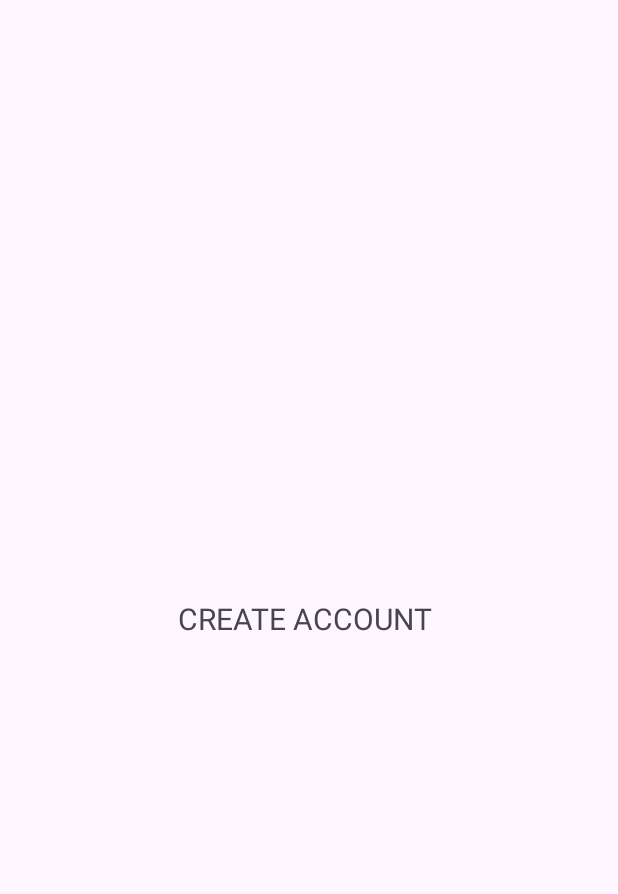
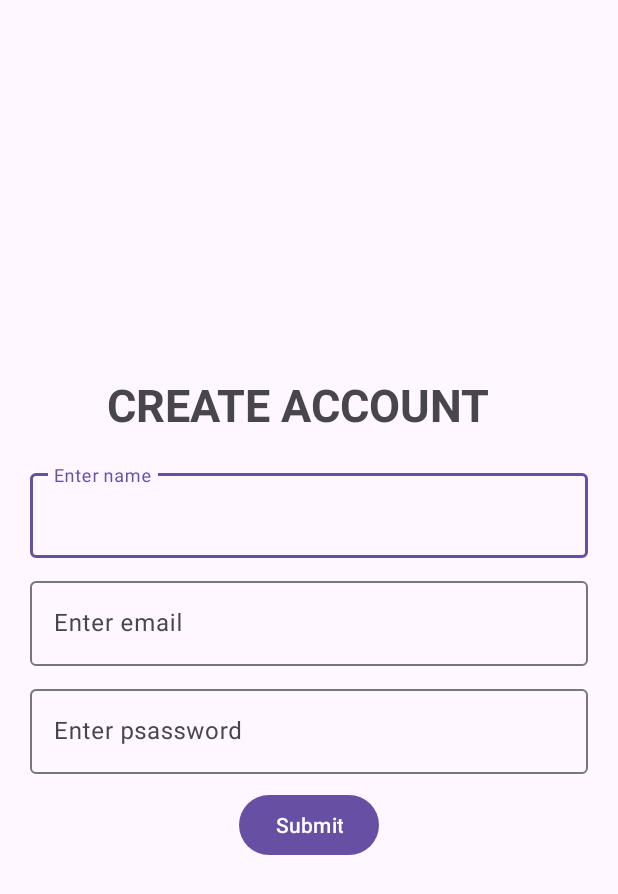
Before and after one commit to a-lexandra/notes_speech, an Android app: the create_account screen opened directly, with no data from a screen before it, on a phone screen of 412 x 824 dp. Shown: the top 894 px of the screen. Run offline under Robolectric (Android 15) with nearby library versions, the phone set to English and light mode, and no system bars; our stand-ins replace Volley.

Commit message:
8.05.2025

```diff
--- a/app/build.gradle.kts
+++ b/app/build.gradle.kts
@@ -44,5 +44,7 @@ dependencies {
     implementation ("org.mongodb:mongodb-driver-sync:4.4.0")
     implementation("com.squareup.okhttp3:okhttp:4.12.0")
     implementation ("com.google.code.gson:gson:2.11.0")
+    implementation ("com.android.volley:volley:1.2.1")
+
 
 }
--- a/app/src/main/AndroidManifest.xml
+++ b/app/src/main/AndroidManifest.xml
@@ -5,6 +5,7 @@
     <uses-permission android:name="android.permission.INTERNET" />
 
     <application
+        android:usesCleartextTraffic="true"
         android:allowBackup="true"
         android:dataExtractionRules="@xml/data_extraction_rules"
         android:fullBackupContent="@xml/backup_rules"
@@ -13,6 +14,9 @@
         android:supportsRtl="true"
         android:theme="@style/Theme.NotesSpeech"
         tools:targetApi="31">
+        <activity
+            android:name=".home_page"
+            android:exported="false" />
         <activity
             android:name=".test"
             android:exported="false" />
--- a/app/src/main/java/com/example/notesspeech/create_account.java
+++ b/app/src/main/java/com/example/notesspeech/create_account.java
@@ -1,12 +1,29 @@
 package com.example.notesspeech;
 
+import android.content.Intent;
 import android.os.Bundle;
+import android.view.View;
+import android.widget.Button;
+import android.widget.ProgressBar;
+import android.widget.TextView;
+import android.widget.Toast;
 
 import androidx.activity.EdgeToEdge;
 import androidx.appcompat.app.AppCompatActivity;
 import androidx.core.graphics.Insets;
 import androidx.core.view.ViewCompat;
 import androidx.core.view.WindowInsetsCompat;
+
+import com.android.volley.Request;
+import com.android.volley.RequestQueue;
+import com.android.volley.Response;
+import com.android.volley.VolleyError;
+import com.android.volley.toolbox.StringRequest;
+import com.android.volley.toolbox.Volley;
+import com.google.android.material.textfield.TextInputEditText;
+
+import java.util.HashMap;
+import java.util.Map;
 
 public class create_account extends AppCompatActivity {
 
@@ -16,15 +33,71 @@ public class create_account extends AppCompatActivity {
     //wants to create an android app
     //will be excused from english classes and dirigentie and tic
 
+    TextInputEditText inputName, inputEmail, inputPassword;
+    Button submit;
+    TextView errorMsg;
+    ProgressBar loading;
+
+    String name, email, password;
+
     @Override
     protected void onCreate(Bundle savedInstanceState) {
         super.onCreate(savedInstanceState);
         EdgeToEdge.enable(this);
         setContentView(R.layout.activity_create_account);
-        ViewCompat.setOnApplyWindowInsetsListener(findViewById(R.id.main), (v, insets) -> {
-            Insets systemBars = insets.getInsets(WindowInsetsCompat.Type.systemBars());
-            v.setPadding(systemBars.left, systemBars.top, systemBars.right, systemBars.bottom);
-            return insets;
+
+        inputName = findViewById(R.id.name);
+        inputEmail = findViewById(R.id.email);
+        inputPassword = findViewById(R.id.password);
+        submit = findViewById(R.id.submit);
+        errorMsg = findViewById(R.id.error);
+        loading = findViewById(R.id.loading);
+
+        submit.setOnClickListener(new View.OnClickListener() {
+            @Override
+            public void onClick(View v) {
+                errorMsg.setVisibility(View.GONE);
+                loading.setVisibility(View.VISIBLE);
+                name = String.valueOf(inputName.getText());
+                email = String.valueOf((inputEmail.getText()));
+                password = String.valueOf(inputPassword.getText());
+
+                RequestQueue queue = Volley.newRequestQueue(getApplicationContext());
+                String url ="http://10.200.3.145/login/register.php";
+
+                StringRequest stringRequest = new StringRequest(Request.Method.POST, url,
+                        new Response.Listener<String>() {
+                            @Override
+                            public void onResponse(String response) {
+                                loading.setVisibility(View.GONE);
+                                if(response.equals("success")){
+                                    Toast.makeText(getApplicationContext(), "Successfully registered", Toast.LENGTH_SHORT).show();
+                                    Intent intent = new Intent(getApplicationContext(), log_in.class);
+                                    startActivity(intent);
+                                    finish();
+                                } else {
+                                    errorMsg.setText(response);
+                                    errorMsg.setVisibility(View.VISIBLE);
+                                }
+                            }
+                        }, new Response.ErrorListener() {
+                    @Override
+                    public void onErrorResponse(VolleyError error) {
+                        loading.setVisibility(View.GONE);
+                        errorMsg.setText(error.getLocalizedMessage());
+                        errorMsg.setVisibility(View.VISIBLE);
+                    }
+                }){
+                    protected Map<String, String> getParams(){
+                        Map<String, String> paramV = new HashMap<>();
+                        paramV.put("name", name);
+                        paramV.put("email", email);
+                        paramV.put("password", password);
+                        return paramV;
+                    }
+                };
+                queue.add(stringRequest);
+            }
         });
     }
 }
--- a/app/src/main/java/com/example/notesspeech/mysql.java
+++ b/app/src/main/java/com/example/notesspeech/mysql.java
@@ -1,9 +1,12 @@
 package com.example.notesspeech;
+
+import android.util.Log;
 
 import java.sql.Connection;
 import java.sql.DriverManager;
 import java.sql.SQLException;
 import java.sql.Statement;
+import java.util.Objects;
 
 public class mysql {
     public static void main(String[] args) throws SQLException, ClassNotFoundException {
@@ -12,4 +15,5 @@ public class mysql {
         Statement st = con.createStatement();
         System.out.println("Connection success");
     }
+
 }
--- a/app/src/main/res/layout/activity_create_account.xml
+++ b/app/src/main/res/layout/activity_create_account.xml
@@ -1,20 +1,88 @@
 <?xml version="1.0" encoding="utf-8"?>
-<androidx.constraintlayout.widget.ConstraintLayout xmlns:android="http://schemas.android.com/apk/res/android"
+<LinearLayout xmlns:android="http://schemas.android.com/apk/res/android"
     xmlns:app="http://schemas.android.com/apk/res-auto"
     xmlns:tools="http://schemas.android.com/tools"
     android:id="@+id/main"
     android:layout_width="match_parent"
     android:layout_height="match_parent"
+    android:gravity="center"
+    android:orientation="vertical"
     tools:context=".create_account">
 
+
     <TextView
-        android:layout_width="175dp"
+        android:layout_width="269dp"
         android:layout_height="wrap_content"
+        android:layout_marginBottom="20dp"
         android:text="CREATE ACCOUNT"
-        android:textSize="20dp"
+        android:textSize="30dp"
+        android:textStyle="bold"
         app:layout_constraintBottom_toBottomOf="parent"
         app:layout_constraintEnd_toEndOf="parent"
         app:layout_constraintStart_toStartOf="parent"
         app:layout_constraintTop_toTopOf="parent" />
 
-</androidx.constraintlayout.widget.ConstraintLayout>
+    <com.google.android.material.textfield.TextInputLayout
+        android:layout_width="match_parent"
+        android:layout_height="wrap_content"
+        android:layout_marginStart="20dp"
+        android:layout_marginEnd="20dp"
+        android:layout_marginBottom="10dp">
+        <com.google.android.material.textfield.TextInputEditText
+            android:layout_width="match_parent"
+            android:layout_height="wrap_content"
+            android:id="@+id/name"
+            android:hint="Enter name"/>
+    </com.google.android.material.textfield.TextInputLayout>
+
+    <com.google.android.material.textfield.TextInputLayout
+        android:layout_width="match_parent"
+        android:layout_height="wrap_content"
+        android:layout_marginStart="20dp"
+        android:layout_marginEnd="20dp"
+        android:layout_marginBottom="10dp">
+        <com.google.android.material.textfield.TextInputEditText
+            android:layout_width="match_parent"
+            android:layout_height="wrap_content"
+            android:id="@+id/email"
+            android:hint="Enter email"/>
+    </com.google.android.material.textfield.TextInputLayout>
+
+
+    <com.google.android.material.textfield.TextInputLayout
+        android:layout_width="match_parent"
+        android:layout_height="wrap_content"
+        android:layout_marginStart="20dp"
+        android:layout_marginEnd="20dp"
+        android:layout_marginBottom="10dp">
+        <com.google.android.material.textfield.TextInputEditText
+            android:layout_width="match_parent"
+            android:layout_height="wrap_content"
+            android:id="@+id/password"
+            android:hint="Enter psassword"/>
+    </com.google.android.material.textfield.TextInputLayout>
+
+    <TextView
+        android:layout_width="wrap_content"
+        android:layout_height="wrap_content"
+        android:id="@+id/error"
+        android:text="error while logging in"
+        android:textColor="#B1170C"
+        android:visibility="gone"
+        android:layout_marginBottom="10dp"/>
+
+    <ProgressBar
+        android:layout_width="wrap_content"
+        android:layout_height="wrap_content"
+        android:id="@+id/loading"
+        android:layout_marginBottom="15dp"
+        android:layout_marginTop="15dp"
+        android:visibility="gone"/>
+
+    <Button
+        android:layout_width="wrap_content"
+        android:layout_height="wrap_content"
+        android:id="@+id/submit"
+        android:text="Submit"/>
+
+</LinearLayout>
--- a/app/src/main/res/layout/activity_main2.xml
+++ b/app/src/main/res/layout/activity_main2.xml
@@ -11,6 +11,7 @@
         android:id="@+id/speech"
         android:layout_width="wrap_content"
         android:layout_height="wrap_content"
+        android:visibility="gone"
         android:text="The band released their debut album Count Your Blessings in October 2006 in the United Kingdom and in August 2007 in the United States. They rented a house in the country to write songs, but easily became distracted. They then recorded the album in inner-city Birmingham, a process which was infamous for their excessive and dangerous drinking. During this period drummer Nicholls summarised it saying 'we were out every night, just being regular 18-year-olds' Critics panned the album adding to the strongly polarised responses the band were already seeing from the public."
         app:layout_constraintBottom_toBottomOf="parent"
         app:layout_constraintEnd_toEndOf="parent"
--- a/app/src/main/res/values/strings.xml
+++ b/app/src/main/res/values/strings.xml
@@ -1 +1,3 @@
-<resources></resources>
+<resources>
+
+</resources>
```
Also changed, not shown: app/src/main/java/com/example/notesspeech/home_page.java (added, +24 -0 lines), app/src/main/java/com/example/notesspeech/log_in.java (+100 -4 lines), app/src/main/res/layout/activity_home_page.xml (added, +39 -0 lines), app/src/main/res/layout/activity_log_in.xml (+59 -4 lines).
